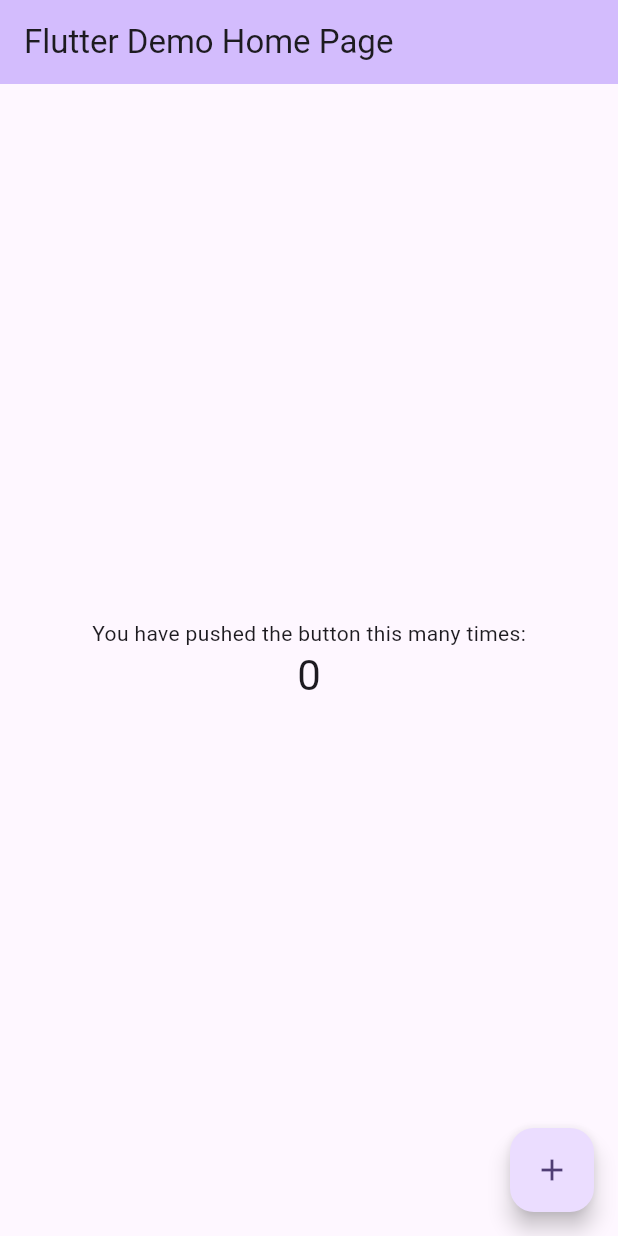
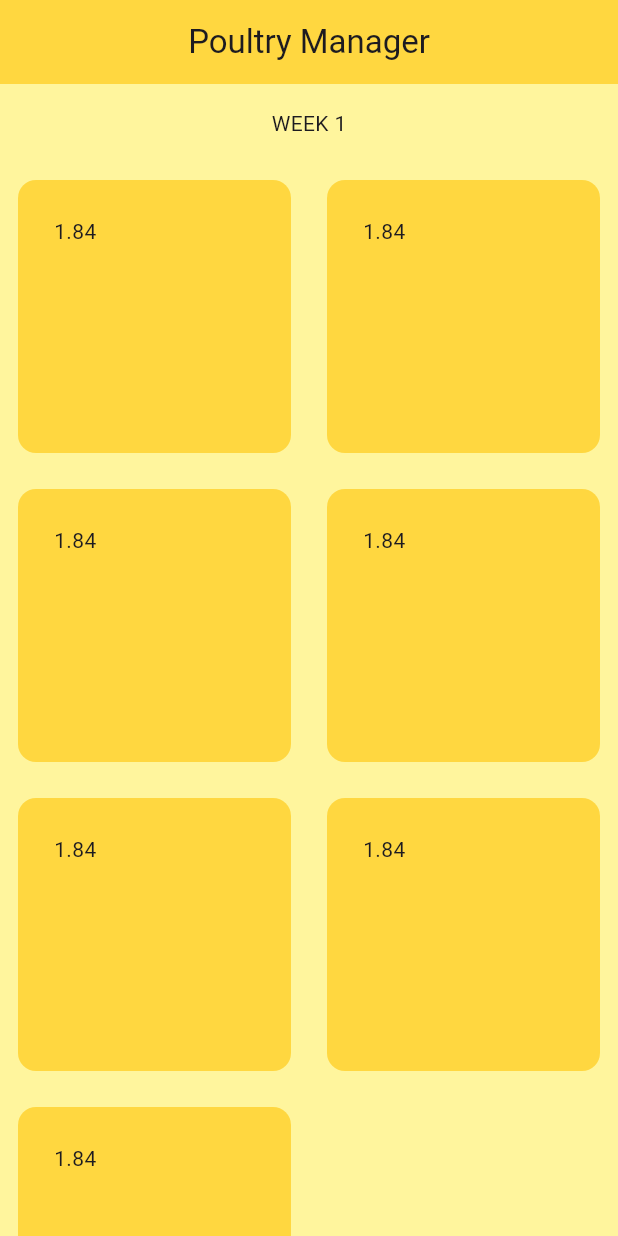
Before and after one commit to bolambaoz/poultry_manager, a Flutter app: the screen it shows after launch, on a phone screen of 412 x 824 dp. Run offline on Flutter 3.47's test engine with Material 3 defaults, Android fonts, the phone set to English and light mode, and no system bars.

Commit message:
update gridView additioinal

```diff
--- /dev/null
+++ b/lib/data/Data.dart
@@ -0,0 +1,114 @@
+// ignore: file_names
+// ignore_for_file: file_names
+
+var eggCollection = EggCollection(
+    numberOfEgg: 0,
+    sizeXXL: 0,
+    sizeXL: 0,
+    sizeL: 0,
+    sizeM: 0,
+    sizeS: 0,
+    sizeXS: 0);
+
+var totalWaterInLiters = AppVar.numberOfHeads * 0.1;
+var medicineGrams = (totalWaterInLiters / 5) * 5;
+var feedsPerHeads = 115.0;
+
+var watering = Watering(
+    doximol: medicineGrams,
+    premoxil: medicineGrams,
+    sulforQr: medicineGrams,
+    egg1000: medicineGrams,
+    vitMenPro: medicineGrams);
+
+var feeding = Feeding(
+    feedsGrams: ((AppVar.numberOfHeads * feedsPerHeads) * 0.001) / 50.0,
+    watering: watering);
+
+class AppVar {
+  static var numberOfHeads = 800.0;
+  static var amountOfWater = numberOfHeads / 0.1;
+  static var currentWeek = 1;
+  static var currentDay = 1;
+}
+
+class WeeklyTask {
+  final int numWeek;
+  final int currentDay;
+  final int currentWeek;
+  final List<DailyTask> dailyTask;
+
+  WeeklyTask({
+    required this.numWeek,
+    required this.currentDay,
+    required this.currentWeek,
+    required this.dailyTask,
+  });
+}
+
+class DailyTask {
+  final String day;
+  final Feeding f1;
+  final Feeding f2;
+  final Feeding f3;
+  final EggCollection egg1;
+  final EggCollection egg2;
+
+  //List<Track> tracks;
+
+  DailyTask({
+    required this.day,
+    required this.f1,
+    required this.f2,
+    required this.f3,
+    required this.egg1,
+    required this.egg2,
+    // this.tracks,
+  });
+}
+
+class Feeding {
+  final num feedsGrams;
+  final Watering watering;
+
+  Feeding({
+    required this.feedsGrams,
+    required this.watering,
+  });
+}
+
+class Watering {
+  final num doximol;
+  final num premoxil;
+  final num sulforQr;
+  final num egg1000;
+  final num vitMenPro;
+
+  Watering({
+    required this.doximol,
+    required this.premoxil,
+    required this.sulforQr,
+    required this.egg1000,
+    required this.vitMenPro,
+  });
+}
+
+class EggCollection {
+  final int numberOfEgg;
+  final int sizeXXL;
+  final int sizeXL;
+  final int sizeL;
+  final int sizeM;
+  final int sizeS;
+  final int sizeXS;
+
+  EggCollection({
+    required this.numberOfEgg,
+    required this.sizeXXL,
+    required this.sizeXL,
+    required this.sizeL,
+    required this.sizeM,
+    required this.sizeS,
+    required this.sizeXS,
+  });
+}
--- a/lib/main.dart
+++ b/lib/main.dart
@@ -1,4 +1,5 @@
 import 'package:flutter/material.dart';
+import 'package:poultry_to_list/pages/home_page.dart';
 
 void main() {
   runApp(const MyApp());
@@ -11,115 +12,9 @@
   @override
   Widget build(BuildContext context) {
     return MaterialApp(
-      title: 'Flutter Demo',
-      theme: ThemeData(
-        // This is the theme of your application.
-        //
-        // TRY THIS: Try running your application with "flutter run". You'll see
-        // the application has a purple toolbar. Then, without quitting the app,
-        // try changing the seedColor in the colorScheme below to Colors.green
-        // and then invoke "hot reload" (save your changes or press the "hot
-        // reload" button in a Flutter-supported IDE, or press "r" if you used
-        // the command line to start the app).
-        //
-        // Notice that the counter didn't reset back to zero; the application
-        // state is not lost during the reload. To reset the state, use hot
-        // restart instead.
-        //
-        // This works for code too, not just values: Most code changes can be
-        // tested with just a hot reload.
-        colorScheme: ColorScheme.fromSeed(seedColor: Colors.deepPurple),
-        useMaterial3: true,
-      ),
-      home: const MyHomePage(title: 'Flutter Demo Home Page'),
+      debugShowCheckedModeBanner: false,
+      home: HomePage(),
+      theme: ThemeData(primarySwatch: Colors.yellow),
     );
   }
 }
-
-class MyHomePage extends StatefulWidget {
-  const MyHomePage({super.key, required this.title});
-
-  // This widget is the home page of your application. It is stateful, meaning
-  // that it has a State object (defined below) that contains fields that affect
-  // how it looks.
-
-  // This class is the configuration for the state. It holds the values (in this
-  // case the title) provided by the parent (in this case the App widget) and
-  // used by the build method of the State. Fields in a Widget subclass are
-  // always marked "final".
-
-  final String title;
-
-  @override
-  State<MyHomePage> createState() => _MyHomePageState();
-}
-
-class _MyHomePageState extends State<MyHomePage> {
-  int _counter = 0;
-
-  void _incrementCounter() {
-    setState(() {
-      // This call to setState tells the Flutter framework that something has
-      // changed in this State, which causes it to rerun the build method below
-      // so that the display can reflect the updated values. If we changed
-      // _counter without calling setState(), then the build method would not be
-      // called again, and so nothing would appear to happen.
-      _counter++;
-    });
-  }
-
-  @override
-  Widget build(BuildContext context) {
-    // This method is rerun every time setState is called, for instance as done
-    // by the _incrementCounter method above.
-    //
-    // The Flutter framework has been optimized to make rerunning build methods
-    // fast, so that you can just rebuild anything that needs updating rather
-    // than having to individually change instances of widgets.
-    return Scaffold(
-      appBar: AppBar(
-        // TRY THIS: Try changing the color here to a specific color (to
-        // Colors.amber, perhaps?) and trigger a hot reload to see the AppBar
-        // change color while the other colors stay the same.
-        backgroundColor: Theme.of(context).colorScheme.inversePrimary,
-        // Here we take the value from the MyHomePage object that was created by
-        // the App.build method, and use it to set our appbar title.
-        title: Text(widget.title),
-      ),
-      body: Center(
-        // Center is a layout widget. It takes a single child and positions it
-        // in the middle of the parent.
-        child: Column(
-          // Column is also a layout widget. It takes a list of children and
-          // arranges them vertically. By default, it sizes itself to fit its
-          // children horizontally, and tries to be as tall as its parent.
-          //
-          // Column has various properties to control how it sizes itself and
-          // how it positions its children. Here we use mainAxisAlignment to
-          // center the children vertically; the main axis here is the vertical
-          // axis because Columns are vertical (the cross axis would be
-          // horizontal).
-          //
-          // TRY THIS: Invoke "debug painting" (choose the "Toggle Debug Paint"
-          // action in the IDE, or press "p" in the console), to see the
-          // wireframe for each widget.
-          mainAxisAlignment: MainAxisAlignment.center,
-          children: <Widget>[
-            const Text(
-              'You have pushed the button this many times:',
-            ),
-            Text(
-              '$_counter',
-              style: Theme.of(context).textTheme.headlineMedium,
-            ),
-          ],
-        ),
-      ),
-      floatingActionButton: FloatingActionButton(
-        onPressed: _incrementCounter,
-        tooltip: 'Increment',
-        child: const Icon(Icons.add),
-      ), // This trailing comma makes auto-formatting nicer for build methods.
-    );
-  }
-}
--- /dev/null
+++ b/lib/pages/home_page.dart
@@ -0,0 +1,84 @@
+import 'package:flutter/material.dart';
+import 'package:poultry_to_list/data/Data.dart';
+import 'package:poultry_to_list/views/todo_cell.dart';
+
+class HomePage extends StatefulWidget {
+  const HomePage({super.key});
+
+  @override
+  State<HomePage> createState() => _HomePageState();
+}
+
+class _HomePageState extends State<HomePage> {
+  List<WeeklyTask> weekTask = [];
+
+  void data() {
+    var tempCount = 1;
+    for (var i = 1; i <= 20; i++) {
+      List<DailyTask> mtask = [];
+      for (var j = 1; j <= 7; j++) {
+        mtask.add(DailyTask(
+            day: "Day $tempCount",
+            f1: feeding,
+            f2: feeding,
+            f3: feeding,
+            egg1: eggCollection,
+            egg2: eggCollection));
+        tempCount++;
+      }
+      weekTask.add(WeeklyTask(
+          numWeek: i,
+          dailyTask: mtask,
+          currentDay: AppVar.currentDay,
+          currentWeek: AppVar.currentWeek));
+    }
+  }
+
+  @override
+  void initState() {
+    super.initState();
+    setState(() {
+      data();
+    });
+  }
+
+  @override
+  Widget build(BuildContext context) {
+    return Scaffold(
+        backgroundColor: Colors.yellow[200],
+        appBar: AppBar(
+          title: Text("Poultry Manager"),
+          elevation: 0,
+          backgroundColor: Colors.amberAccent,
+          centerTitle: true,
+        ),
+        body: Column(
+          children: [
+            SizedBox(
+              height: 52,
+              child: Center(
+                child: Text(
+                  "WEEK ${AppVar.currentWeek}",
+                ),
+              ),
+            ),
+            Expanded(
+              child: GridView.count(
+                crossAxisCount: 2,
+                shrinkWrap: true,
+                children: List.generate(
+                    weekTask[AppVar.currentWeek - 1].dailyTask.length, (index) {
+                  return TodoCell(
+                    day: weekTask[AppVar.currentWeek - 1]
+                        .dailyTask[index]
+                        .f1
+                        .feedsGrams
+                        .toString(),
+                  );
+                }),
+              ),
+            )
+          ],
+        ));
+  }
+}
--- /dev/null
+++ b/lib/views/todo_cell.dart
@@ -0,0 +1,20 @@
+import 'package:flutter/material.dart';
+
+class TodoCell extends StatelessWidget {
+  const TodoCell({super.key, required this.day});
+
+  final String day;
+
+  @override
+  Widget build(BuildContext context) {
+    return Padding(
+      padding: const EdgeInsets.all(12),
+      child: Container(
+        padding: EdgeInsets.all(24),
+        child: Text(day),
+        decoration: BoxDecoration(
+            color: Colors.amberAccent, borderRadius: BorderRadius.circular(12)),
+      ),
+    );
+  }
+}
```
